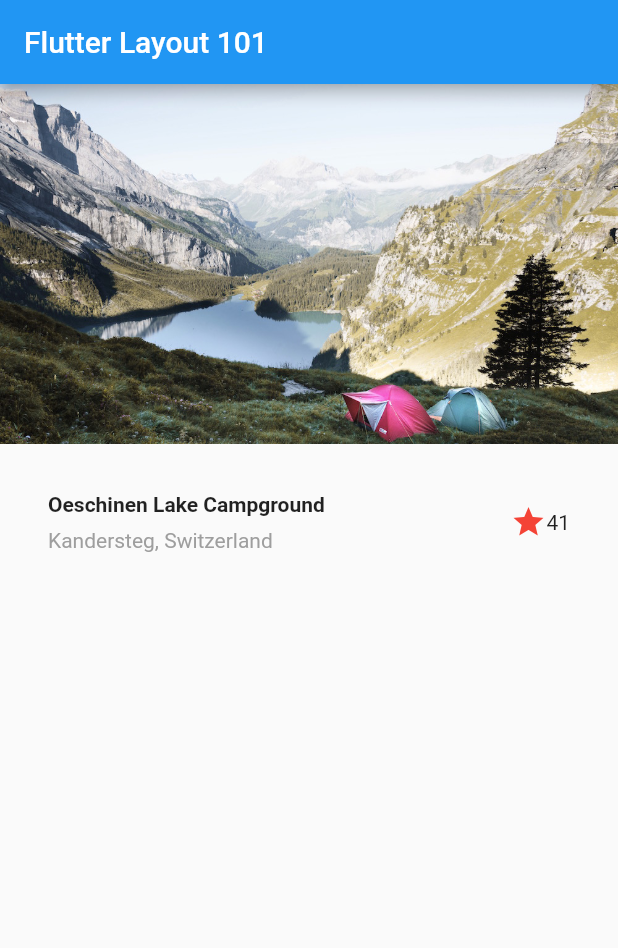
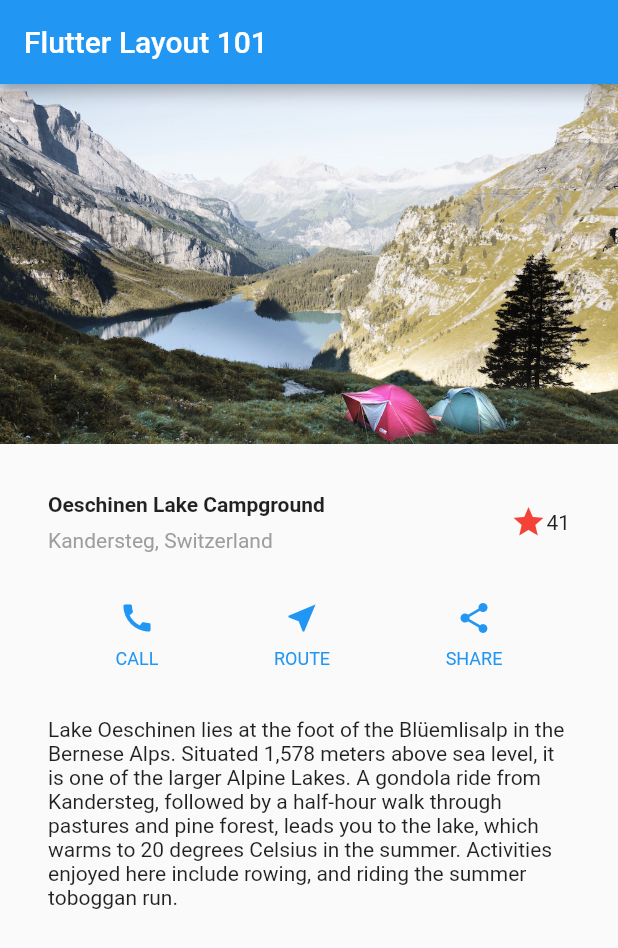
Before and after one commit to CoreChallenge/dart-challenge, a Flutter app: the screen it shows after launch, on a phone screen of 412 x 824 dp. Shown: the top 948 px of the screen. Run offline on Flutter 3.47's test engine with Material 2 defaults, Android fonts, the phone set to English and light mode, and no system bars.

Commit message:
Completed: All section for layout

```diff
--- a/base_layout/lib/main.dart
+++ b/base_layout/lib/main.dart
@@ -1,31 +1,41 @@
-
-
 import 'package:flutter/material.dart';
 
-main(){
+main() {
   runApp(App());
 }
 
 class App extends StatelessWidget {
   @override
   Widget build(BuildContext context) {
-    // TODO: implement build
 
+    /* Description and Rating Section */
     Widget titleSection = Container(
       padding: const EdgeInsets.all(32),
       child: Row(
         children: <Widget>[
           Expanded(
+            /* 1 */
             child: Column(
               crossAxisAlignment: CrossAxisAlignment.start,
               children: <Widget>[
+                /* 2 */
                 Container(
                   padding: const EdgeInsets.only(bottom: 8),
-                  child: Text("Oeschinen Lake Campground", style: TextStyle(fontWeight: FontWeight.bold),),),
-                  Text("Kandersteg, Switzerland", style: TextStyle(color: Colors.grey[500]),)
+                  child: Text(
+                    "Oeschinen Lake Campground",
+                    style: TextStyle(fontWeight: FontWeight.bold),
+                  ),
+                ),
+                Text(
+                  "Kandersteg, Switzerland",
+                  style: TextStyle(color: Colors.grey[500]),
+                )
               ],
-            ),),
-            Icon(Icons.star,
+            ),
+          ),
+          /* 3 */
+          Icon(
+            Icons.star,
             color: Colors.red[500],
           ),
           Text("41"),
@@ -33,24 +43,76 @@ class App extends StatelessWidget {
       ),
     );
 
+    /* Button Section */
+    Color color = Theme.of(context).primaryColor;
+
+    Widget buttonSection = Container(
+      child: Row(
+        mainAxisAlignment: MainAxisAlignment.spaceEvenly,
+        children: <Widget>[
+          _buildButtonColumn(color, Icons.call, 'CALL'),
+          _buildButtonColumn(color, Icons.near_me, 'ROUTE'),
+          _buildButtonColumn(color, Icons.share, 'SHARE'),
+        ],
+      )
+    );
+
+    /* Text Section */
+    Widget textSection = Container(
+      padding: const EdgeInsets.all(32),
+      child: Text(
+        'Lake Oeschinen lies at the foot of the Blüemlisalp in the Bernese '
+        'Alps. Situated 1,578 meters above sea level, it is one of the '
+        'larger Alpine Lakes. A gondola ride from Kandersteg, followed by a '
+        'half-hour walk through pastures and pine forest, leads you to the '
+        'lake, which warms to 20 degrees Celsius in the summer. Activities '
+        'enjoyed here include rowing, and riding the summer toboggan run.',
+        softWrap: true,
+      ),
+    );
+
+
     return MaterialApp(
       title: "Flutter Layout 101",
       home: Scaffold(
         appBar: AppBar(
           title: Text("Flutter Layout 101"),
         ),
-      body:ListView(
+        body: ListView(
           children: <Widget>[
             Image.asset(
               "images/lake.jpg",
               width: 600,
               height: 240,
-            fit: BoxFit.cover,),
-            titleSection
+              fit: BoxFit.cover,
+            ),
+            titleSection,
+            buttonSection,
+            textSection
           ],
         ),
       ),
     );
   }
 
+  Column _buildButtonColumn(Color color, IconData icon, String label){
+    return Column(
+      mainAxisSize: MainAxisSize.min,
+      mainAxisAlignment: MainAxisAlignment.center,
+      children: <Widget>[
+        Icon(icon, color: color),
+        Container(
+          margin: const EdgeInsets.only(top: 8),
+          child: Text(
+            label,
+            style: TextStyle(
+              fontSize: 12,
+              fontWeight: FontWeight.w400,
+              color: color,
+            ),
+          ),
+        )
+      ],
+    );
   }
+}
```
Lines whose indentation alone changed are shown as unchanged.
